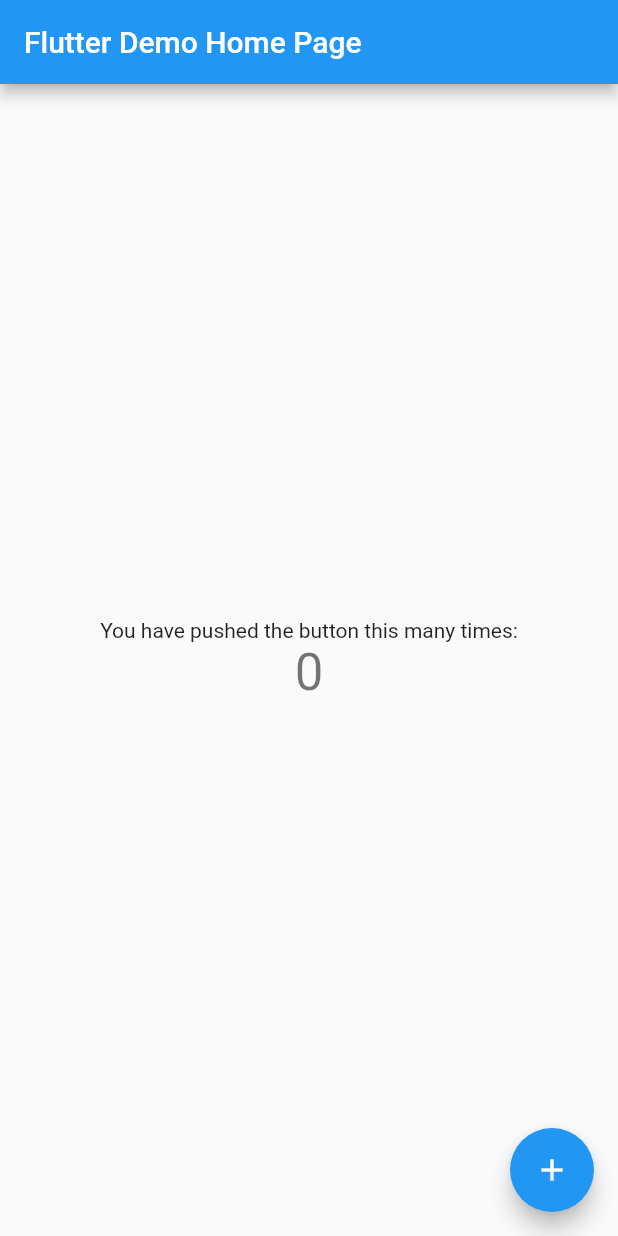
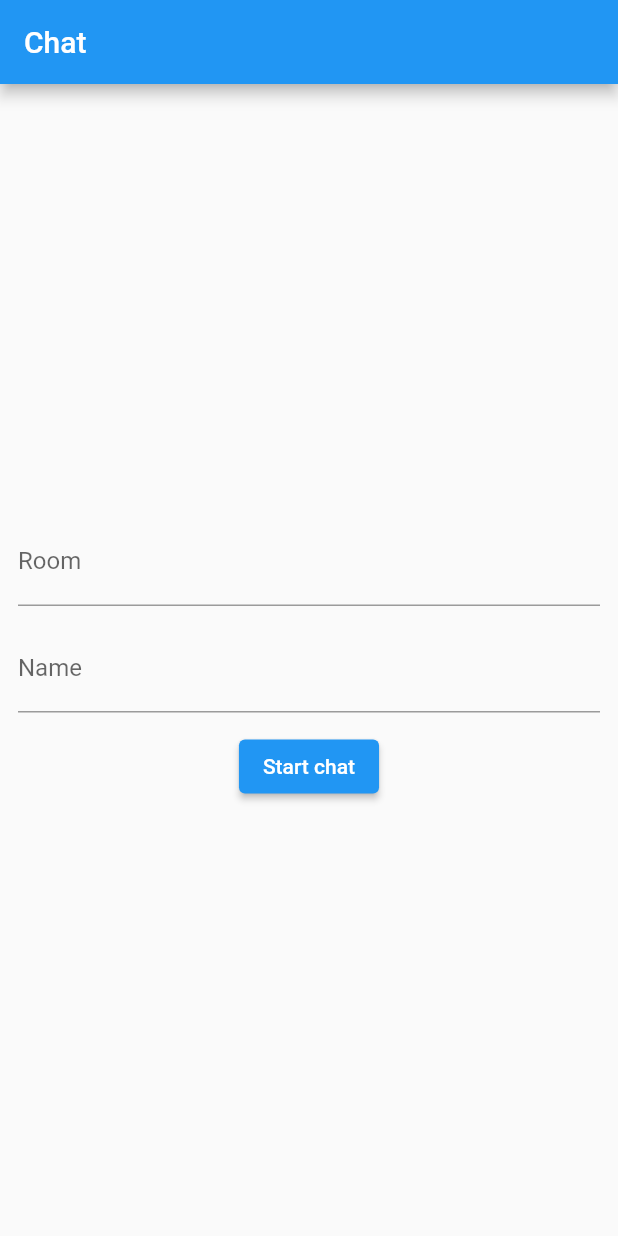
Before and after one commit to trgomes/trgomes-flutter_rxnotifier, a Flutter app: the screen it shows after launch, on a phone screen of 412 x 824 dp. Run offline on Flutter 3.47's test engine with Material 2 defaults, Android fonts, the phone set to English and light mode, and no system bars.

Commit message:
Cria interface do app

```diff
--- a/app_client/lib/controller.dart
+++ /dev/null
@@ -1,10 +0,0 @@
-import 'package:flutter/cupertino.dart';
-import 'package:rx_notifier/rx_notifier.dart';
-
-class Controller {
-  var counter = RxNotifier<int>(0);
-
-  void incrementCounter() {
-    counter.value++;
-  }
-}
--- a/app_client/lib/main.dart
+++ b/app_client/lib/main.dart
@@ -1,6 +1,6 @@
-import 'package:app_client/controller.dart';
+import 'package:app_client/src/chat_page.dart';
+import 'package:app_client/src/home_page.dart';
 import 'package:flutter/material.dart';
-import 'package:rx_notifier/rx_notifier.dart';
 
 void main() {
   runApp(MyApp());
@@ -11,62 +11,18 @@ class MyApp extends StatelessWidget {
   Widget build(BuildContext context) {
     return MaterialApp(
       title: 'Flutter Demo',
+      debugShowCheckedModeBanner: false,
       theme: ThemeData(
         primarySwatch: Colors.blue,
       ),
-      home: MyHomePage(title: 'Flutter Demo Home Page'),
+      initialRoute: '/',
+      routes: {
+        '/': (_) => HomePage(),
+        '/chat': (context) {
+          final args = ModalRoute.of(context).settings.arguments as Map;
+          return ChatPage(name: args['name'], room: args['room']);
+        }
+      },
     );
   }
 }
-
-class MyHomePage extends StatefulWidget {
-  MyHomePage({Key key, this.title}) : super(key: key);
-
-  final String title;
-
-  @override
-  _MyHomePageState createState() => _MyHomePageState();
-}
-
-class _MyHomePageState extends State<MyHomePage> {
-  final controller = Controller();
-
-  @override
-  void initState() {
-    super.initState();
-
-    rxObserver(() => print(controller.counter.value));
-  }
-
-  @override
-  Widget build(BuildContext context) {
-    return Scaffold(
-      appBar: AppBar(
-        title: Text(widget.title),
-      ),
-      body: Center(
-        child: Column(
-          mainAxisAlignment: MainAxisAlignment.center,
-          children: <Widget>[
-            Text(
-              'You have pushed the button this many times:',
-            ),
-            RxBuilder(
-              builder: (_) {
-                return Text(
-                  '${controller.counter.value}',
-                  style: Theme.of(context).textTheme.headline4,
-                );
-              },
-            ),
-          ],
-        ),
-      ),
-      floatingActionButton: FloatingActionButton(
-        onPressed: controller.incrementCounter,
-        tooltip: 'Increment',
-        child: Icon(Icons.add),
-      ),
-    );
-  }
-}
--- /dev/null
+++ b/app_client/lib/src/home_page.dart
@@ -0,0 +1,45 @@
+import 'package:flutter/material.dart';
+
+class HomePage extends StatefulWidget {
+  @override
+  _HomePageState createState() => _HomePageState();
+}
+
+class _HomePageState extends State<HomePage> {
+  String name = 'NoName';
+  String room = 'any';
+
+  @override
+  Widget build(BuildContext context) {
+    return Scaffold(
+      appBar: AppBar(
+        title: Text('Chat'),
+      ),
+      body: Container(
+        padding: EdgeInsets.all(12),
+        child: Column(
+          mainAxisAlignment: MainAxisAlignment.center,
+          children: [
+            TextField(
+              onChanged: (value) => room = value,
+              decoration: InputDecoration(labelText: 'Room'),
+            ),
+            SizedBox(height: 12),
+            TextField(
+              onChanged: (value) => name = value,
+              decoration: InputDecoration(labelText: 'Name'),
+            ),
+            SizedBox(height: 12),
+            ElevatedButton(
+              onPressed: () => Navigator.of(context).pushNamed('/chat', arguments: {
+                'room': room,
+                'name': name,
+              }),
+              child: Text('Start chat'),
+            )
+          ],
+        ),
+      ),
+    );
+  }
+}
```
Also changed, not shown: app_client/lib/src/chat_page.dart (added, +45 -0 lines).
